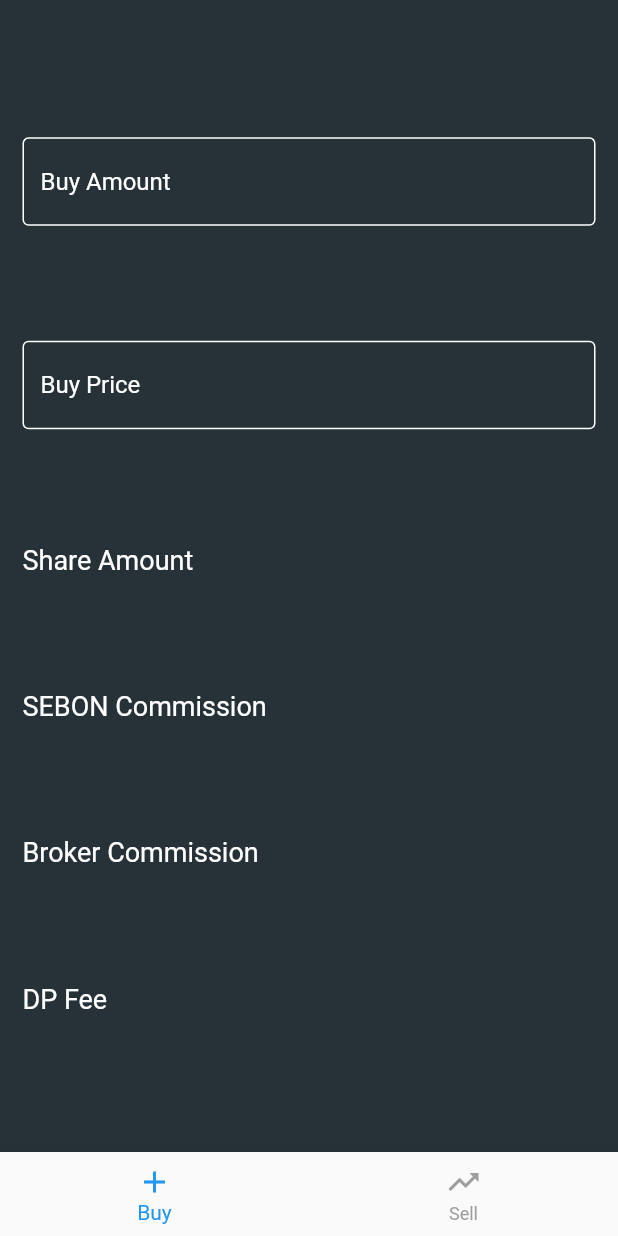
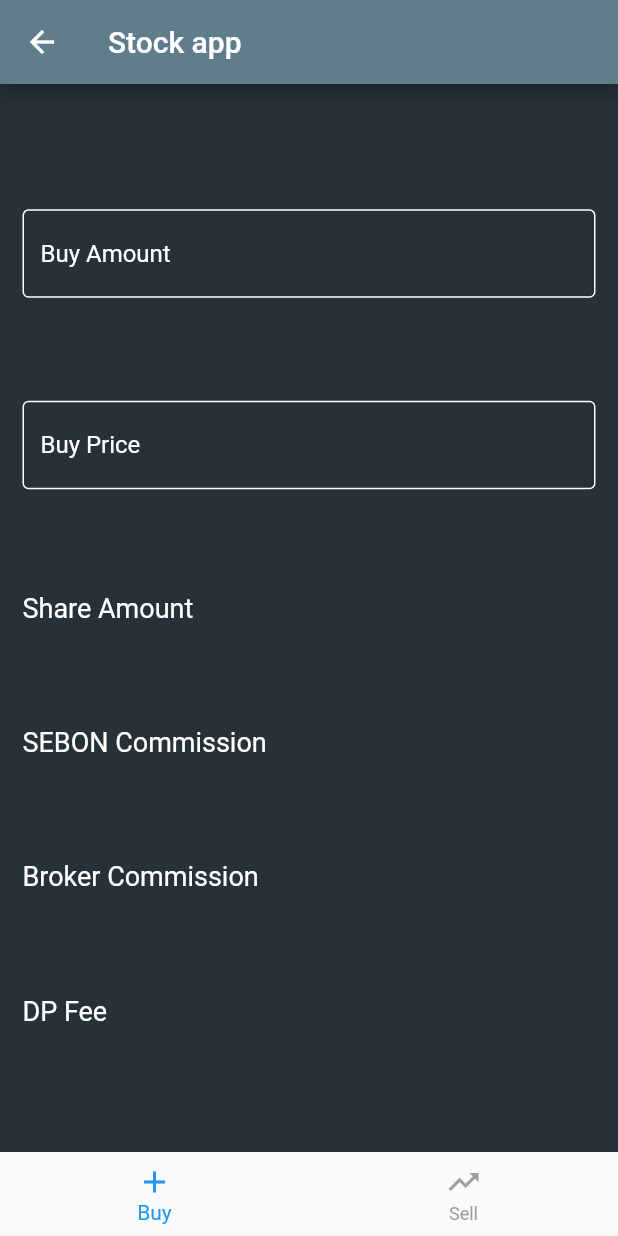
Before and after one commit to sachins602/flutter-nepse-stockapp, a Flutter app: the CalculatorScreen screen opened by its route, on a phone screen of 412 x 824 dp. Run offline on Flutter 3.47's test engine with Material 2 defaults, Android fonts, the phone set to English and light mode, and no system bars; our stand-ins replace cloud_firestore, firebase_auth, firebase_core, flutter_typeahead, fluttertoast, get and 1 more; accounts and stored records are empty.

Commit message:
ui refined

```diff
--- a/lib/ui/calculator_screen.dart
+++ b/lib/ui/calculator_screen.dart
@@ -26,6 +26,11 @@ class _CalculatorScreenState extends State<CalculatorScreen> {
   @override
   Widget build(BuildContext context) {
     return Scaffold(
+      appBar: AppBar(
+        backgroundColor: Colors.blueGrey,
+
+        title: Text('Stock app'),
+      ),
       backgroundColor: Colors.blueGrey.shade900,
       bottomNavigationBar: BottomNavigationBar(
         selectedItemColor: Theme.of(context).primaryColor,
```
